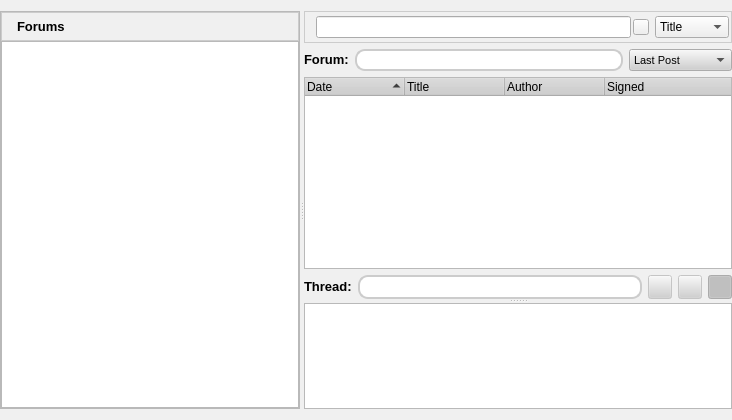
Old version of the form retroshare-gui/src/gui/ForumsDialog.ui in the repository RetroShare/RetroShare.
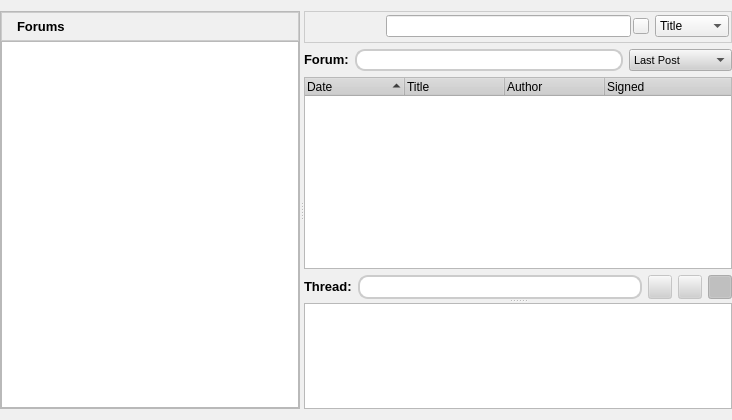
New version of the form. Icons and pictures are not drawn.

Commit message: moved Reply Forum Message Button to right Frame Header

Diff of the .ui file:
```diff
--- a/retroshare-gui/src/gui/ForumsDialog.ui
+++ b/retroshare-gui/src/gui/ForumsDialog.ui
@@ -706,33 +706,6 @@
             </property>
            </widget>
           </item>
-          <item row="0" column="3">
-           <widget class="QToolButton" name="newmessageButton">
-            <property name="maximumSize">
-             <size>
-              <width>24</width>
-              <height>24</height>
-             </size>
-            </property>
-            <property name="toolTip">
-             <string>&lt;!DOCTYPE HTML PUBLIC &quot;-//W3C//DTD HTML 4.0//EN&quot; &quot;http://www.w3.org/TR/REC-html40/strict.dtd&quot;&gt;
-&lt;html&gt;&lt;head&gt;&lt;meta name=&quot;qrichtext&quot; content=&quot;1&quot; /&gt;&lt;style type=&quot;text/css&quot;&gt;
-p, li { white-space: pre-wrap; }
-&lt;/style&gt;&lt;/head&gt;&lt;body style=&quot; font-family:'Arial'; font-size:8pt; font-weight:400; font-style:normal;&quot;&gt;
-&lt;p style=&quot; margin-top:0px; margin-bottom:0px; margin-left:0px; margin-right:0px; -qt-block-indent:0; text-indent:0px;&quot;&gt;Reply Message&lt;/p&gt;&lt;/body&gt;&lt;/html&gt;</string>
-            </property>
-            <property name="text">
-             <string/>
-            </property>
-            <property name="icon">
-             <iconset resource="images.qrc">
-              <normaloff>:/images/mail_reply.png</normaloff>:/images/mail_reply.png</iconset>
-            </property>
-            <property name="autoRaise">
-             <bool>true</bool>
-            </property>
-           </widget>
-          </item>
          </layout>
         </widget>
        </item>
@@ -1079,7 +1052,7 @@
            <property name="margin">
             <number>2</number>
            </property>
-           <item row="0" column="1">
+           <item row="0" column="2">
             <layout class="QHBoxLayout" name="horizontalLayout">
              <property name="spacing">
               <number>2</number>
@@ -1149,8 +1122,14 @@
              </item>
             </layout>
            </item>
-           <item row="0" column="2">
+           <item row="0" column="3">
             <widget class="QComboBox" name="filterColumnComboBox">
+             <property name="minimumSize">
+              <size>
+               <width>0</width>
+               <height>0</height>
+              </size>
+             </property>
              <property name="font">
               <font>
                <family>MS Shell Dlg 2</family>
@@ -1181,6 +1160,49 @@
              </item>
             </widget>
            </item>
+           <item row="0" column="0">
+            <widget class="QToolButton" name="newmessageButton">
+             <property name="maximumSize">
+              <size>
+               <width>24</width>
+               <height>24</height>
+              </size>
+             </property>
+             <property name="toolTip">
+              <string>&lt;!DOCTYPE HTML PUBLIC &quot;-//W3C//DTD HTML 4.0//EN&quot; &quot;http://www.w3.org/TR/REC-html40/strict.dtd&quot;&gt;
+&lt;html&gt;&lt;head&gt;&lt;meta name=&quot;qrichtext&quot; content=&quot;1&quot; /&gt;&lt;style type=&quot;text/css&quot;&gt;
+p, li { white-space: pre-wrap; }
+&lt;/style&gt;&lt;/head&gt;&lt;body style=&quot; font-family:'Arial'; font-size:8pt; font-weight:400; font-style:normal;&quot;&gt;
+&lt;p style=&quot; margin-top:0px; margin-bottom:0px; margin-left:0px; margin-right:0px; -qt-block-indent:0; text-indent:0px;&quot;&gt;Reply Message&lt;/p&gt;&lt;/body&gt;&lt;/html&gt;</string>
+             </property>
+             <property name="text">
+              <string/>
+             </property>
+             <property name="icon">
+              <iconset resource="images.qrc">
+               <normaloff>:/images/mail_reply.png</normaloff>:/images/mail_reply.png</iconset>
+             </property>
+             <property name="autoRaise">
+              <bool>true</bool>
+             </property>
+            </widget>
+           </item>
+           <item row="0" column="1">
+            <spacer name="horizontalSpacer">
+             <property name="orientation">
+              <enum>Qt::Horizontal</enum>
+             </property>
+             <property name="sizeType">
+              <enum>QSizePolicy::Fixed</enum>
+             </property>
+             <property name="sizeHint" stdset="0">
+              <size>
+               <width>40</width>
+               <height>20</height>
+              </size>
+             </property>
+            </spacer>
+           </item>
           </layout>
          </widget>
         </item>
```
